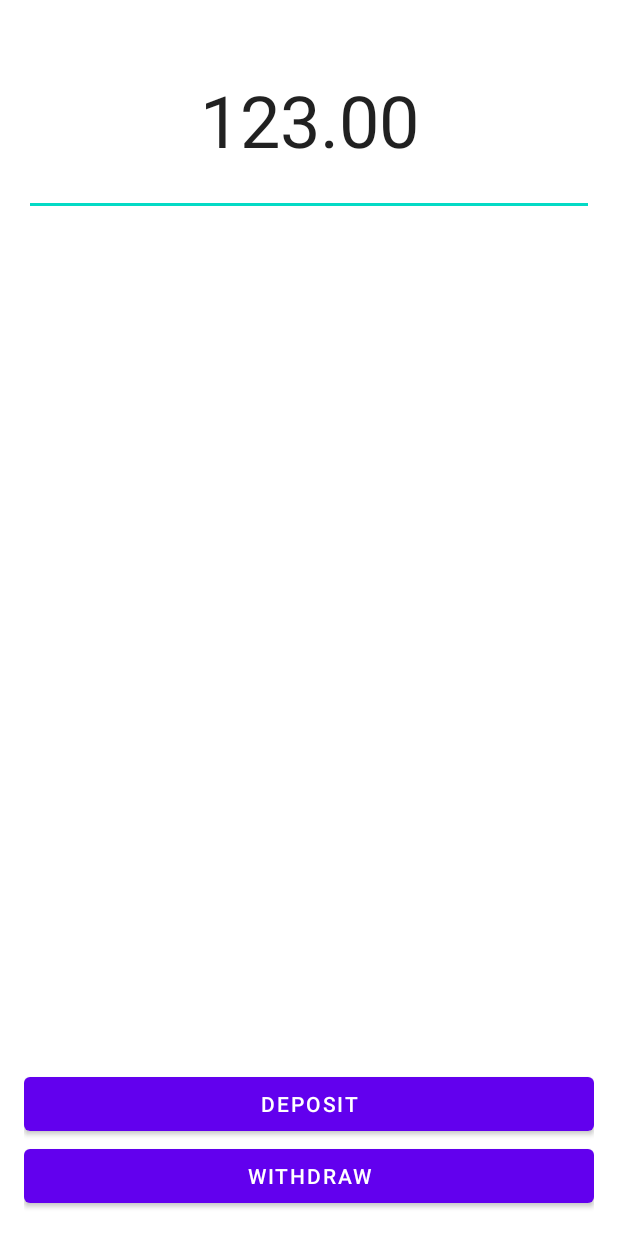
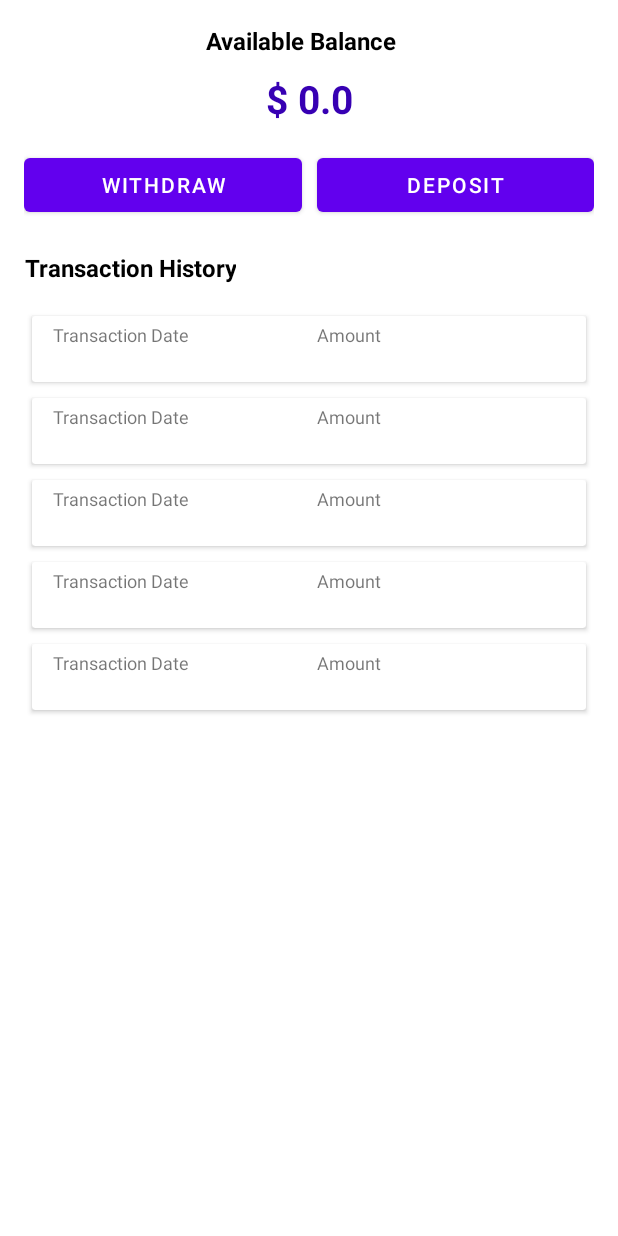
Before and after one commit to syedsamarulhuda/bankingApp, an Android app: the layout activity_main.xml on its own in the app's theme, with its tools: preview values and no code run, on a phone screen of 412 x 824 dp. Run offline under Robolectric (Android 15) with nearby library versions, the phone set to English and light mode, and no system bars.

Commit message:
created ui and did code refactoring

```diff
--- a/app/build.gradle
+++ b/app/build.gradle
@@ -41,6 +41,8 @@ dependencies {
     implementation "org.jetbrains.kotlin:kotlin-stdlib:$kotlin_version"
     implementation 'androidx.core:core-ktx:1.5.0'
     implementation 'androidx.appcompat:appcompat:1.3.0'
+    implementation 'androidx.recyclerview:recyclerview:1.2.0'
+    implementation 'androidx.cardview:cardview:1.0.0'
     implementation 'com.google.android.material:material:1.3.0'
     implementation 'androidx.constraintlayout:constraintlayout:2.0.4'
     implementation 'com.google.android.material:material:1.3.0'
--- a/app/src/main/AndroidManifest.xml
+++ b/app/src/main/AndroidManifest.xml
@@ -9,7 +9,7 @@
         android:roundIcon="@mipmap/ic_launcher_round"
         android:supportsRtl="true"
         android:theme="@style/Theme.TerminalApp">
-        <activity android:name=".MainActivity">
+        <activity android:name=".ui.MainActivity">
             <intent-filter>
                 <action android:name="android.intent.action.MAIN" />
 
--- a/app/src/main/java/com/zeller/terminalapp/TransactionsList.kt
+++ b/app/src/main/java/com/zeller/terminalapp/TransactionsList.kt
@@ -5,4 +5,6 @@ class TransactionsList {
     fun addTransaction(transactions: Transactions) {
         transactionsList.add(transactions)
     }
+
+    fun getTransactions() = transactionsList
 }
--- /dev/null
+++ b/app/src/main/res/drawable/ic_transaction.xml
@@ -0,0 +1,46 @@
+<vector xmlns:android="http://schemas.android.com/apk/res/android"
+    android:width="256dp"
+    android:height="256dp"
+    android:viewportWidth="256"
+    android:viewportHeight="256">
+  <path
+      android:pathData="M200.12,223.89L196.36,223.89c0.68,-6.45 1.65,-12.21 2.61,-17.75c2.02,-11.66 3.76,-21.73 1.96,-34.28c-1.24,-8.61 -7.02,-15.95 -14.96,-19.09l-6.38,-2.89c-1.41,-0.64 -3.08,-0.01 -3.72,1.4c-0.64,1.41 -0.01,3.08 1.4,3.72l6.51,2.94c6.2,2.46 10.64,8.1 11.59,14.72c1.68,11.67 0,21.34 -1.93,32.53c-1.01,5.81 -2.02,11.85 -2.72,18.71L146.55,223.89c1.85,-8.54 5.96,-16.15 11.8,-21.67c0.56,-0.53 0.88,-1.26 0.88,-2.03s-0.31,-1.5 -0.86,-2.04l-13.57,-13.05c-1.11,-0.98 -2.39,-1.71 -3.8,-2.18c-0.12,-0.04 -0.24,-0.07 -0.36,-0.09L127.21,180.21c-4,-1.43 -6.28,-5.58 -5.32,-9.74l0.42,-1.81c0.98,-4.24 5.11,-7.03 9.6,-6.36l12.98,1.13c0.83,0.13 1.64,0.45 2.31,0.92l25.12,17.69c1.27,0.89 3.02,0.59 3.92,-0.68c0.89,-1.27 0.59,-3.02 -0.68,-3.92l-25.13,-17.71c-1.39,-0.97 -3.01,-1.61 -4.86,-1.89l-12.99,-1.13c-7.19,-1.12 -14.11,3.58 -15.74,10.67l-0.42,1.81c-1.62,7.04 2.32,14.09 9.18,16.39c0.12,0.04 0.23,0.07 0.35,0.09l13.43,2.62c0.64,0.23 1.21,0.57 1.63,0.94l11.42,10.99c-5.81,6.33 -9.84,14.58 -11.59,23.66l-4.59,0c-1.55,0 -2.81,1.26 -2.81,2.81L133.44,251.5c0,1.55 1.26,2.81 2.81,2.81l63.88,0c1.55,0 2.81,-1.26 2.81,-2.81l0,-24.8C202.93,225.14 201.68,223.89 200.12,223.89zM197.31,248.69L139.05,248.69l0,-19.18l58.26,0L197.31,248.69z"
+      android:strokeLineJoin="miter"
+      android:strokeWidth="2.81"
+      android:fillColor="#000000"
+      android:fillType="nonZero"
+      android:strokeColor="#00000000"
+      android:strokeLineCap="butt"/>
+  <path
+      android:pathData="M110.67,60.97l-4.48,-1.64c-1.77,-0.52 -3.16,-1.8 -3.8,-3.52c-1.12,-3 0.4,-6.35 3.4,-7.47c1.46,-0.55 3.03,-0.49 4.44,0.15c1.41,0.64 2.49,1.8 3.03,3.25c0.55,1.45 2.17,2.18 3.62,1.64c1.45,-0.55 2.19,-2.17 1.64,-3.62c-1.07,-2.86 -3.19,-5.13 -5.97,-6.39c-0.71,-0.32 -1.45,-0.56 -2.19,-0.74l0,-2.28c0,-1.55 -1.26,-2.81 -2.81,-2.81s-2.81,1.26 -2.81,2.81l0,2.48c-0.31,0.09 -0.62,0.13 -0.93,0.25c-5.9,2.21 -8.9,8.81 -6.68,14.71c1.27,3.39 4,5.92 7.3,6.88l4.48,1.64c1.77,0.52 3.16,1.8 3.8,3.52c1.12,3 -0.4,6.35 -3.4,7.47c-1.46,0.55 -3.03,0.49 -4.44,-0.15c-1.41,-0.64 -2.49,-1.8 -3.03,-3.25c-0.55,-1.45 -2.16,-2.18 -3.62,-1.64c-1.45,0.55 -2.19,2.17 -1.64,3.62c1.07,2.86 3.19,5.13 5.97,6.39c0.71,0.32 1.45,0.56 2.19,0.73l0,2.29c0,1.55 1.26,2.81 2.81,2.81s2.81,-1.26 2.81,-2.81l0,-2.47c0.31,-0.09 0.62,-0.14 0.93,-0.26c5.9,-2.21 8.9,-8.81 6.68,-14.71C116.71,64.46 113.98,61.93 110.67,60.97z"
+      android:strokeLineJoin="miter"
+      android:strokeWidth="2.81"
+      android:fillColor="#000000"
+      android:fillType="nonZero"
+      android:strokeColor="#00000000"
+      android:strokeLineCap="butt"/>
+  <path
+      android:pathData="M140.12,110.05c0.28,-0.69 0.28,-1.46 0,-2.15c-0.14,-0.35 -0.35,-0.65 -0.61,-0.92l-11.88,-11.88c-1.1,-1.1 -2.87,-1.1 -3.97,0c-1.1,1.1 -1.1,2.87 0,3.97l7.08,7.08L77.59,106.16c-1.55,0 -2.81,1.26 -2.81,2.81s1.26,2.81 2.81,2.81l53.16,0l-7.08,7.08c-1.1,1.1 -1.1,2.87 0,3.97c0.55,0.55 1.27,0.82 1.99,0.82s1.44,-0.28 1.99,-0.82l11.88,-11.88C139.77,110.7 139.98,110.39 140.12,110.05z"
+      android:strokeLineJoin="miter"
+      android:strokeWidth="2.81"
+      android:fillColor="#000000"
+      android:fillType="nonZero"
+      android:strokeColor="#00000000"
+      android:strokeLineCap="butt"/>
+  <path
+      android:pathData="M137.52,136.27L84.37,136.27l7.08,-7.08c1.1,-1.1 1.1,-2.87 0,-3.97s-2.87,-1.1 -3.97,0l-11.88,11.88c-0.26,0.26 -0.46,0.56 -0.61,0.91c-0.14,0.34 -0.22,0.71 -0.22,1.08s0.08,0.74 0.22,1.08c0.14,0.34 0.35,0.65 0.61,0.91l11.88,11.88c0.55,0.55 1.27,0.82 1.99,0.82s1.44,-0.28 1.99,-0.82c1.1,-1.1 1.1,-2.87 0,-3.97l-7.08,-7.08L137.52,141.89c1.55,0 2.81,-1.26 2.81,-2.81S139.08,136.27 137.52,136.27z"
+      android:strokeLineJoin="miter"
+      android:strokeWidth="2.81"
+      android:fillColor="#000000"
+      android:fillType="nonZero"
+      android:strokeColor="#00000000"
+      android:strokeLineCap="butt"/>
+  <path
+      android:pathData="M146.71,1.41L68.4,1.41c-8.61,0 -15.62,7.01 -15.62,15.62L52.78,194.23c0,8.61 7.01,15.62 15.62,15.62l56.13,0c1.55,0 2.81,-1.26 2.81,-2.81s-1.26,-2.81 -2.81,-2.81L68.4,204.23c-5.51,0 -10,-4.49 -10,-10L58.4,17.03C58.4,11.51 62.89,7.03 68.4,7.03l9.56,0c1.38,10.1 10.04,17.91 20.51,17.91l18.17,0c10.47,0 19.13,-7.81 20.51,-17.91l9.56,0c5.51,0 10,4.48 10,10l0,131.84c0,1.55 1.26,2.81 2.81,2.81s2.81,-1.26 2.81,-2.81L162.33,17.03C162.33,8.41 155.32,1.41 146.71,1.41zM116.64,19.32l-18.17,0c-7.37,0 -13.5,-5.31 -14.82,-12.29l47.81,0C130.14,14.02 124.01,19.32 116.64,19.32z"
+      android:strokeLineJoin="miter"
+      android:strokeWidth="2.81"
+      android:fillColor="#000000"
+      android:fillType="nonZero"
+      android:strokeColor="#00000000"
+      android:strokeLineCap="butt"/>
+</vector>
--- a/app/src/main/res/layout/activity_main.xml
+++ b/app/src/main/res/layout/activity_main.xml
@@ -1,50 +1,86 @@
 <?xml version="1.0" encoding="utf-8"?>
-<androidx.constraintlayout.widget.ConstraintLayout
-    xmlns:android="http://schemas.android.com/apk/res/android"
+<androidx.constraintlayout.widget.ConstraintLayout xmlns:android="http://schemas.android.com/apk/res/android"
     xmlns:app="http://schemas.android.com/apk/res-auto"
     xmlns:tools="http://schemas.android.com/tools"
     android:layout_width="match_parent"
     android:layout_height="match_parent"
     android:padding="16dp"
-    tools:context=".MainActivity">
+    tools:context=".ui.MainActivity">
 
-    <com.google.android.material.textfield.TextInputEditText
-        android:id="@+id/amountInput"
-        android:layout_width="match_parent"
-        android:layout_height="128dp"
-        android:inputType="numberDecimal"
-        android:textSize="48sp"
+    <TextView
+        android:id="@+id/label_balance"
+        android:layout_width="0dp"
+        android:layout_height="wrap_content"
+        android:layout_marginEnd="10dp"
         android:gravity="center"
-        app:layout_constraintTop_toTopOf="parent"
+        android:text="@string/available_balance"
+        android:textColor="@color/black"
+        android:textSize="16sp"
+        android:textStyle="bold"
         app:layout_constraintEnd_toEndOf="parent"
         app:layout_constraintStart_toStartOf="parent"
-        tools:text="123.00"/>
+        app:layout_constraintTop_toTopOf="parent" />
 
     <TextView
         android:id="@+id/balance"
-        android:layout_width="match_parent"
+        android:layout_width="0dp"
         android:layout_height="wrap_content"
-        app:layout_constraintTop_toBottomOf="@id/amountInput"
-        android:textSize="24sp"
+        android:layout_marginVertical="10dp"
         android:gravity="center"
-        />
+        android:text="@string/_0_0"
+        android:textColor="@color/purple_700"
+        android:textSize="26sp"
+        android:textStyle="bold"
+        app:layout_constraintEnd_toEndOf="parent"
+        app:layout_constraintStart_toStartOf="parent"
+        app:layout_constraintTop_toBottomOf="@id/label_balance" />
 
     <com.google.android.material.button.MaterialButton
         android:id="@+id/withdrawButton"
-        android:layout_width="match_parent"
+        android:layout_width="0dp"
         android:layout_height="48dp"
-        android:text="Withdraw"
-        app:layout_constraintBottom_toBottomOf="parent"
+        android:layout_marginTop="16dp"
+        android:layout_marginEnd="10dp"
+        android:text="@string/withdraw"
+        app:layout_constraintEnd_toStartOf="@id/depositButton"
         app:layout_constraintStart_toStartOf="parent"
-        app:layout_constraintEnd_toEndOf="parent"/>
+        app:layout_constraintTop_toBottomOf="@id/balance" />
 
     <com.google.android.material.button.MaterialButton
         android:id="@+id/depositButton"
-        android:layout_width="match_parent"
+        android:layout_width="0dp"
         android:layout_height="48dp"
-        android:text="Deposit"
-        app:layout_constraintBottom_toTopOf="@id/withdrawButton"
+        android:layout_marginTop="16dp"
+        android:text="@string/deposit"
+        app:layout_constraintEnd_toEndOf="parent"
+        app:layout_constraintStart_toEndOf="@id/withdrawButton"
+        app:layout_constraintTop_toBottomOf="@id/balance" />
+
+    <TextView
+        android:id="@+id/label_transaction_history"
+        android:layout_width="0dp"
+        android:layout_height="wrap_content"
+        android:layout_marginTop="20dp"
+        android:layout_marginEnd="10dp"
+        android:gravity="center"
+        android:text="@string/transaction_history"
+        android:textColor="@color/black"
+        android:textSize="16sp"
+        android:textStyle="bold"
         app:layout_constraintStart_toStartOf="parent"
-        app:layout_constraintEnd_toEndOf="parent"/>
+        app:layout_constraintTop_toBottomOf="@id/withdrawButton" />
+
+    <androidx.recyclerview.widget.RecyclerView
+        android:id="@+id/rv_transaction_history"
+        android:layout_width="0dp"
+        android:layout_height="0dp"
+        android:layout_marginTop="16dp"
+        app:layout_constraintBottom_toBottomOf="parent"
+        app:layout_constraintEnd_toEndOf="parent"
+        app:layout_constraintStart_toStartOf="parent"
+        app:layout_constraintTop_toBottomOf="@id/label_transaction_history"
+        tools:itemCount="5"
+        tools:listitem="@layout/transaction_item_layout" />
+
 
 </androidx.constraintlayout.widget.ConstraintLayout>
--- /dev/null
+++ b/app/src/main/res/layout/transaction_item_layout.xml
@@ -0,0 +1,122 @@
+<?xml version="1.0" encoding="utf-8"?>
+<androidx.cardview.widget.CardView xmlns:android="http://schemas.android.com/apk/res/android"
+    xmlns:app="http://schemas.android.com/apk/res-auto"
+    xmlns:tools="http://schemas.android.com/tools"
+    android:layout_width="match_parent"
+    android:layout_height="wrap_content"
+    android:layout_margin="5dp"
+    app:cardElevation="2dp">
+
+    <androidx.constraintlayout.widget.ConstraintLayout
+        android:id="@+id/transactions_view"
+        android:layout_width="match_parent"
+        android:layout_height="wrap_content"
+        android:gravity="center_vertical"
+        android:orientation="horizontal"
+        android:padding="4dp"
+        android:visibility="visible">
+
+        <TextView
+            android:id="@+id/label_date"
+            android:layout_width="0dp"
+            android:layout_height="wrap_content"
+            android:layout_marginStart="10dp"
+            android:layout_marginEnd="10dp"
+            android:layout_marginBottom="10dp"
+            android:gravity="start"
+            android:text="@string/transaction_date"
+            android:textSize="12sp"
+            android:textStyle="normal"
+            app:layout_constraintEnd_toStartOf="@id/label_amount"
+            app:layout_constraintStart_toStartOf="parent"
+            app:layout_constraintTop_toTopOf="parent" />
+
+        <TextView
+            android:id="@+id/date"
+            android:layout_width="0dp"
+            android:layout_height="wrap_content"
+            android:layout_marginStart="10dp"
+            android:layout_marginEnd="10dp"
+            android:gravity="start"
+            android:textSize="14sp"
+            android:textStyle="bold"
+            app:layout_constraintEnd_toStartOf="@+id/amount"
+            app:layout_constraintStart_toStartOf="parent"
+            app:layout_constraintTop_toBottomOf="@id/label_date" />
+
+        <TextView
+            android:id="@+id/label_amount"
+            android:layout_width="0dp"
+            android:layout_height="wrap_content"
+            android:layout_marginStart="10dp"
+            android:layout_marginEnd="10dp"
+            android:layout_marginBottom="10dp"
+            android:gravity="start"
+            android:text="@string/amount"
+            android:textSize="12sp"
+            android:textStyle="normal"
+            app:layout_constraintEnd_toStartOf="@id/transaction_type"
+            app:layout_constraintStart_toEndOf="@id/label_date"
+            app:layout_constraintTop_toTopOf="parent" />
+
+        <TextView
+            android:id="@+id/amount"
+            android:layout_width="0dp"
+            android:layout_height="wrap_content"
+            android:layout_marginStart="10dp"
+            android:layout_marginEnd="10dp"
+            android:gravity="start"
+            android:textSize="14sp"
+            android:textStyle="bold"
+            app:layout_constraintEnd_toStartOf="@id/transaction_type"
+            app:layout_constraintStart_toEndOf="@id/date"
+            app:layout_constraintTop_toBottomOf="@id/label_amount" />
+
+        <TextView
+            android:id="@+id/transaction_type"
+            android:layout_width="0dp"
+            android:layout_height="wrap_content"
+            android:layout_marginEnd="10dp"
+            android:gravity="start"
+            android:textSize="14sp"
+            android:textStyle="bold"
+            app:layout_constraintBottom_toBottomOf="parent"
+            app:layout_constraintEnd_toEndOf="parent"
+            app:layout_constraintTop_toTopOf="parent" />
+
+    </androidx.constraintlayout.widget.ConstraintLayout>
+
+    <LinearLayout
+        android:id="@+id/no_transaction_item_layout"
+        android:layout_width="match_parent"
+        android:layout_height="wrap_content"
+        android:layout_gravity="center"
+        android:gravity="center"
+        android:orientation="vertical"
+        android:visibility="gone"
+        tools:ignore="UseCompoundDrawables">
+
+        <ImageView
+            android:id="@+id/img_no_transaction_history"
+            android:layout_width="wrap_content"
+            android:layout_height="150dp"
+            android:layout_marginTop="50dp"
+            android:contentDescription="@string/no_transaction_history"
+            android:src="@drawable/ic_transaction"
+            app:tint="@color/purple_500" />
+
+        <TextView
+            android:id="@+id/label_no_transaction_history"
+            android:layout_width="wrap_content"
+            android:layout_height="wrap_content"
+            android:layout_marginTop="16dp"
+            android:layout_marginEnd="10dp"
+            android:layout_marginBottom="16dp"
+            android:gravity="center"
+            android:text="@string/no_trasction_available"
+            android:textColor="@color/purple_700"
+            android:textSize="20sp"
+            android:textStyle="bold" />
+    </LinearLayout>
+
+</androidx.cardview.widget.CardView>
--- a/app/src/main/res/values/strings.xml
+++ b/app/src/main/res/values/strings.xml
@@ -1,3 +1,13 @@
 <resources>
     <string name="app_name">TerminalApp</string>
+    <string name="_0_0">$ 0.0</string>
+    <string name="withdraw">Withdraw</string>
+    <string name="available_balance">Available Balance</string>
+    <string name="deposit">Deposit</string>
+    <string name="transaction_history">Transaction History</string>
+    <string name="no_transaction_history">no transaction history</string>
+    <string name="no_trasction_available">No Trasction Available!</string>
+    <string name="transaction_date">Transaction Date</string>
+    <string name="amount">Amount</string>
+    <string name="please_enter_amount">Please Enter Amount</string>
 </resources>
```
Also changed, not shown: app/src/main/java/com/zeller/terminalapp/MainActivity.kt (deleted, +0 -45 lines), app/src/main/java/com/zeller/terminalapp/MainViewModel.kt (+40 -1 lines), app/src/main/java/com/zeller/terminalapp/Transactions.kt (+5 -2 lines), app/src/main/java/com/zeller/terminalapp/ui/MainActivity.kt (added, +61 -0 lines), app/src/main/java/com/zeller/terminalapp/ui/TransactionHistoryAdapter.kt (added, +62 -0 lines), app/src/main/java/com/zeller/terminalapp/ui/UIUtil.kt (added, +33 -0 lines), app/src/main/java/com/zeller/terminalapp/util/Constants.kt (added, +12 -0 lines), app/src/main/java/com/zeller/terminalapp/util/util.kt (added, +16 -0 lines), app/src/main/res/layout/transaction_alert_layout.xml (added, +27 -0 lines), build.gradle (+4 -4 lines), gradle/wrapper/gradle-wrapper.properties, 3 other files.
